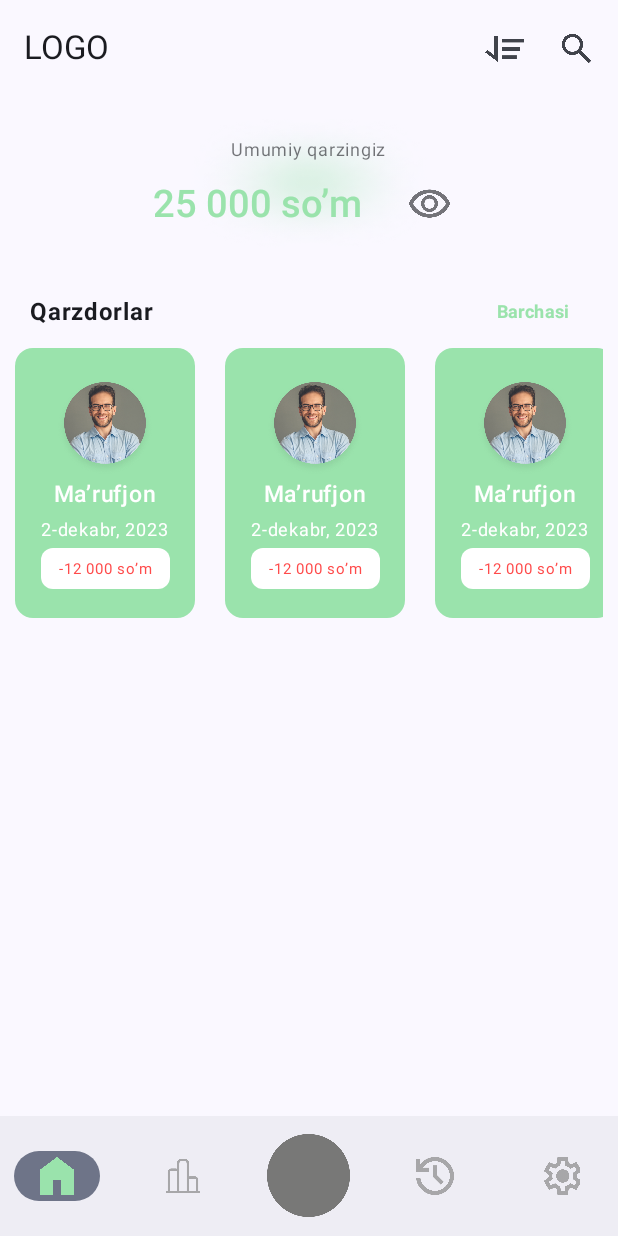
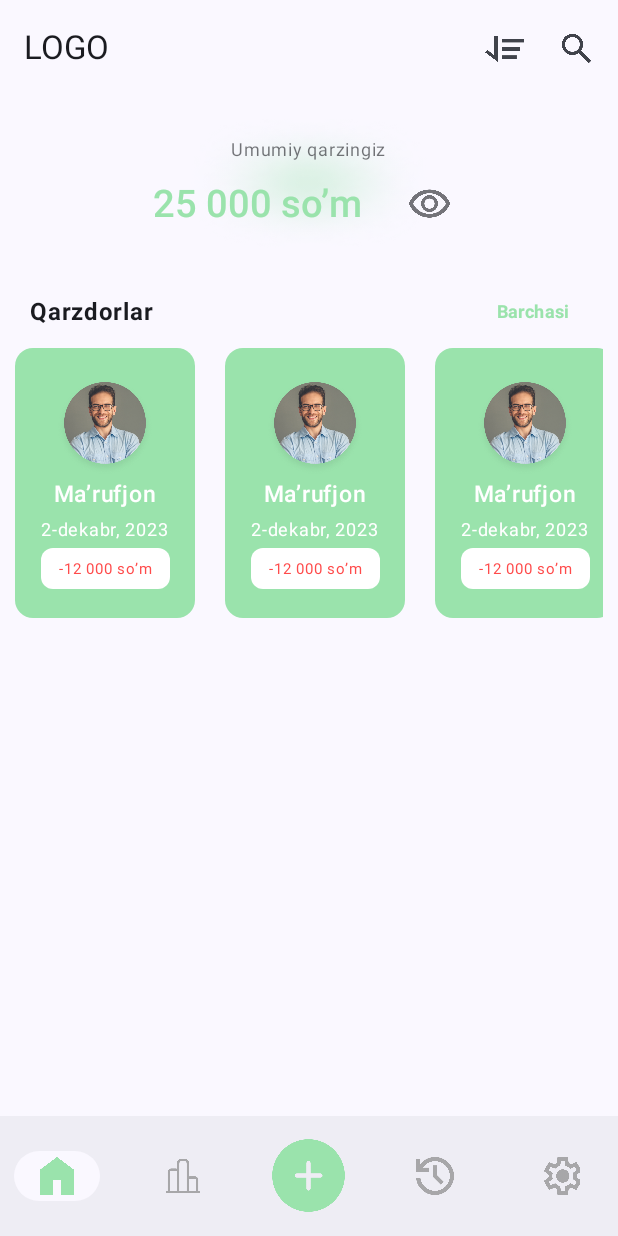
Before and after one commit to jurabek003/CashCare, an Android app built with Jetpack Compose: the screen it shows after launch (MainActivity), on a phone screen of 412 x 824 dp. Run offline under Robolectric (Android 15) with nearby library versions, the phone set to English and light mode, and no system bars.

Commit message:
ButtonNavigation updating v2

```diff
--- a/app/src/main/java/uz/turgunboyevjurabek/cashcare/View/home/HomeScreen.kt
+++ b/app/src/main/java/uz/turgunboyevjurabek/cashcare/View/home/HomeScreen.kt
@@ -10,10 +10,13 @@ import android.annotation.SuppressLint
 import android.app.ActionBar
 import androidx.compose.foundation.Image
 import androidx.compose.foundation.background
+import androidx.compose.foundation.interaction.MutableInteractionSource
 import androidx.compose.foundation.layout.Arrangement
 import androidx.compose.foundation.layout.Box
 import androidx.compose.foundation.layout.Column
 import androidx.compose.foundation.layout.Row
+import androidx.compose.foundation.layout.Spacer
+import androidx.compose.foundation.layout.WindowInsets
 import androidx.compose.foundation.layout.fillMaxSize
 import androidx.compose.foundation.layout.fillMaxWidth
 import androidx.compose.foundation.layout.height
@@ -22,18 +25,23 @@ import androidx.compose.foundation.layout.size
 import androidx.compose.foundation.layout.width
 import androidx.compose.foundation.layout.wrapContentHeight
 import androidx.compose.foundation.lazy.LazyRow
+import androidx.compose.foundation.selection.selectable
 import androidx.compose.material.icons.Icons
 import androidx.compose.material.icons.filled.Add
 import androidx.compose.material3.ExperimentalMaterial3Api
 import androidx.compose.material3.Icon
 import androidx.compose.material3.IconButton
+import androidx.compose.material3.LocalAbsoluteTonalElevation
+import androidx.compose.material3.MaterialTheme
 import androidx.compose.material3.NavigationBar
 import androidx.compose.material3.NavigationBarItem
 import androidx.compose.material3.NavigationBarItemColors
+import androidx.compose.material3.NavigationBarItemDefaults
 import androidx.compose.material3.Scaffold
 import androidx.compose.material3.Text
 import androidx.compose.material3.TextButton
 import androidx.compose.material3.TopAppBar
+import androidx.compose.material3.surfaceColorAtElevation
 import androidx.compose.runtime.Composable
 import androidx.compose.runtime.getValue
 import androidx.compose.runtime.mutableStateOf
@@ -43,6 +51,7 @@ import androidx.compose.ui.Alignment
 import androidx.compose.ui.Modifier
 import androidx.compose.ui.draw.alpha
 import androidx.compose.ui.draw.paint
+import androidx.compose.ui.graphics.Brush
 import androidx.compose.ui.graphics.Color
 import androidx.compose.ui.layout.ContentScale
 import androidx.compose.ui.modifier.modifierLocalMapOf
@@ -75,8 +84,8 @@ fun HomeScreen() {
 
             ),
             BottomNavigationItem(
-                selectedIcon = painterResource(id = R.drawable.circle_plus),
-                unselectedIcon = painterResource(id = R.drawable.circle_plus),
+                selectedIcon = painterResource(id = R.drawable.circle_plus2),
+                unselectedIcon = painterResource(id = R.drawable.circle_plus2),
                 screenRout = "AddScreen",
 
             ),
@@ -126,29 +135,43 @@ fun HomeScreen() {
                     mutableStateOf(0)
                 }
 
-                NavigationBar {
+                    NavigationBar(
+                        tonalElevation = 0.dp,
+                        modifier = Modifier
+
+                    ) {
                         items.forEachIndexed { index, bottomNavigationItem ->
                             NavigationBarItem(
                                 selected = selectedTabIndex==index,
                                 onClick = {
                                     selectedTabIndex = index
                                 },
+                                alwaysShowLabel = false,
 
+                                colors = NavigationBarItemDefaults.colors(
+                                    indicatorColor = MaterialTheme.colorScheme.surfaceColorAtElevation(LocalAbsoluteTonalElevation.current),
+                                ),
                                 icon = {
+
                                     Icon(
                                         painter =bottomNavigationItem.selectedIcon,
                                         contentDescription =null,
                                         modifier = Modifier
                                             .size(if (index==2) 55.dp else 25.dp ),
-                                    tint = if (selectedTabIndex==index)
+                                        tint = if (index==2) colorResource(id = R.color.color1)
+                                        else{
+                                            if (selectedTabIndex==index)
                                                 colorResource(id = R.color.color1)
                                             else colorResource(
                                                 id = R.color.ic_unselect
                                             )
+                                        }
                                     )
                                 })
                         }
                     }
+
+
             }
 
         ) { paddingValues ->
--- a/app/src/main/res/values/colors.xml
+++ b/app/src/main/res/values/colors.xml
@@ -13,6 +13,8 @@
     <color name="color_minus">#FF4B4B</color>
     <color name="color_plus">#4BFF2E</color>
     <color name="ic_unselect">#787877</color>
+    <color name="bac_nav_main">#FEFEFB</color>
+
 
 
 </resources>
```
Also changed, not shown: app/src/main/res/drawable/circle_plus2.png (added). Lines whose indentation alone changed are shown as unchanged.
